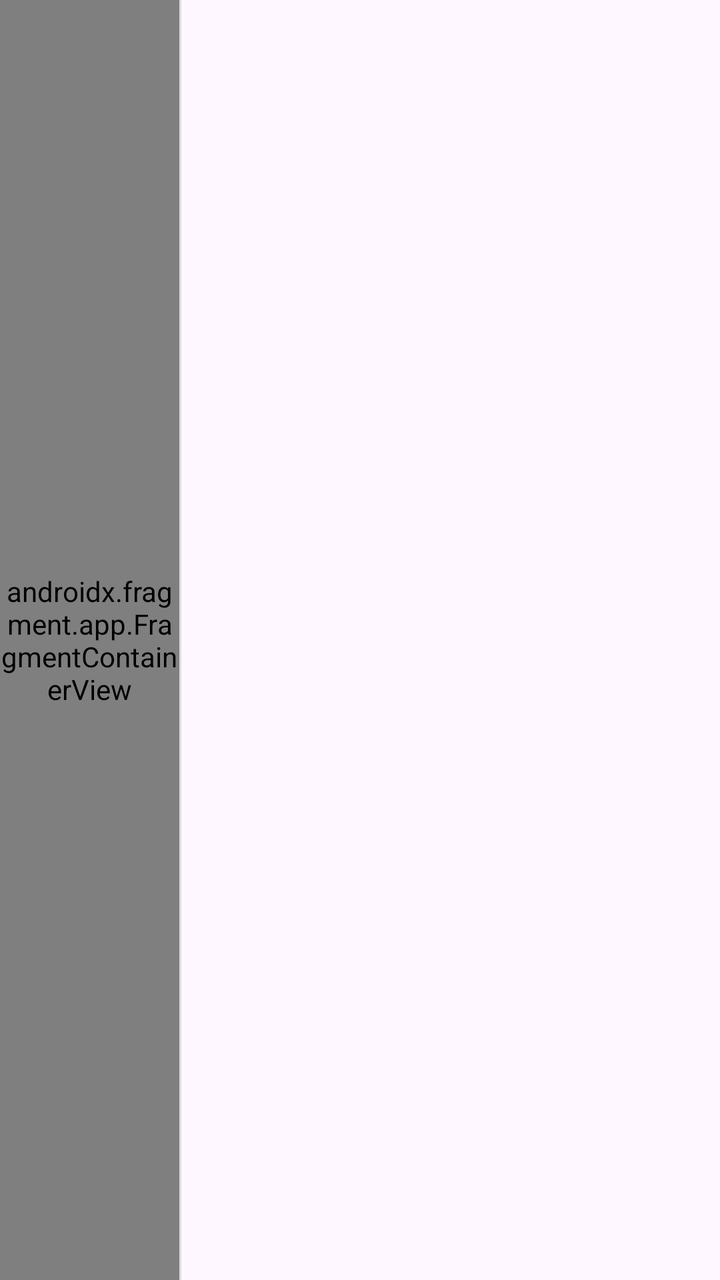
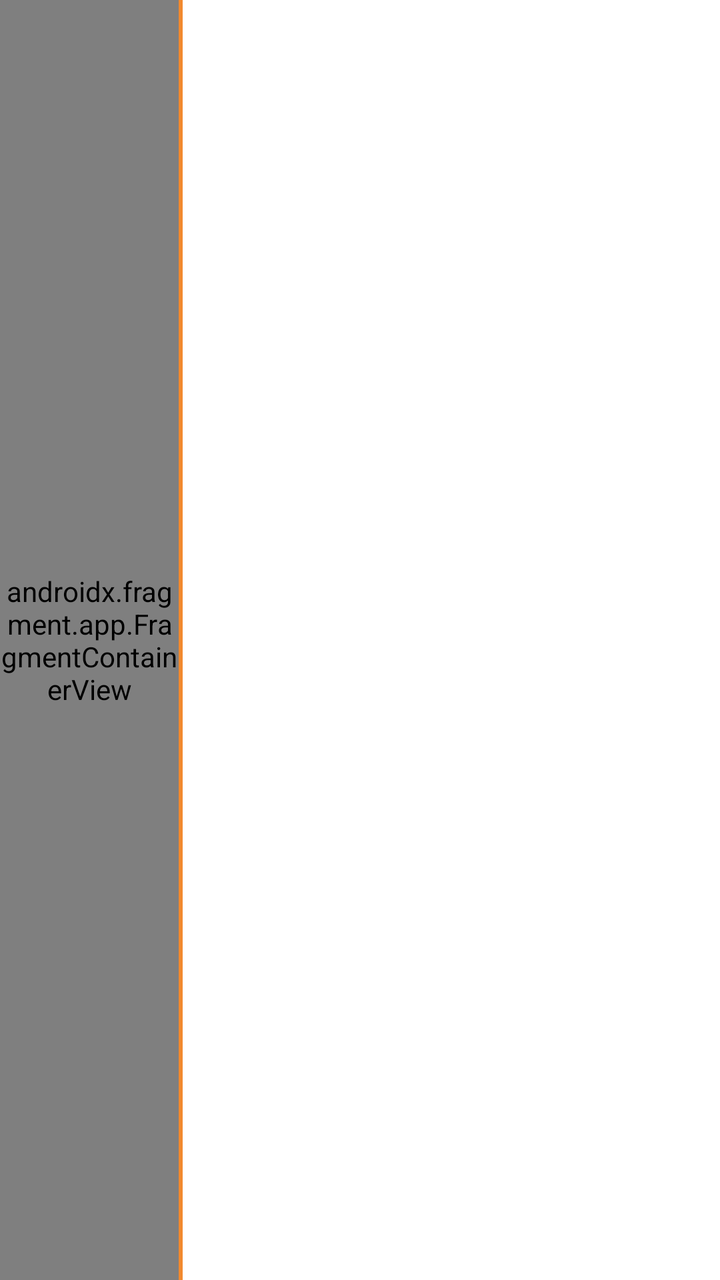

Compare the two renders of this Android layout. The source of the first and the diff that turns it into the second are given below.
<!-- AndroidManifest.xml: application theme Theme.Macroblank -->
<!-- res/layout/activity_main.xml -->
<?xml version="1.0" encoding="utf-8"?>
<LinearLayout xmlns:android="http://schemas.android.com/apk/res/android"
    android:id="@+id/mainLayout"
    android:layout_width="match_parent"
    android:layout_height="match_parent"
    android:fitsSystemWindows="true"
    android:orientation="horizontal">

    <androidx.fragment.app.FragmentContainerView
        android:id="@+id/menuContainer"
        android:name="com.macroblank.app.MenuFragment"
        android:layout_width="0dp"
        android:layout_height="match_parent"
        android:layout_weight="1" />

    <View
        android:id="@+id/divider"
        android:layout_width="1dp"
        android:layout_height="match_parent"
        android:background="#DDDDDD" />

    <androidx.fragment.app.FragmentContainerView
        android:id="@+id/contentContainer"
        android:layout_width="0dp"
        android:layout_height="match_parent"
        android:layout_weight="3" />

</LinearLayout>
<!-- resources referenced by this layout -->
<resources>
  <style name="Theme.Macroblank" parent="Base.Theme.Macroblank" />
  <style name="Base.Theme.Macroblank" parent="Theme.Material3.DayNight.NoActionBar">
          
          
      </style>
</resources>

<!-- the commit's change to res/layout/activity_main.xml (unified diff, before → after) -->
@@ -3,6 +3,7 @@
     android:id="@+id/mainLayout"
     android:layout_width="match_parent"
     android:layout_height="match_parent"
+    android:background="@color/white"
     android:fitsSystemWindows="true"
     android:orientation="horizontal">
 
@@ -15,9 +16,9 @@
 
     <View
         android:id="@+id/divider"
-        android:layout_width="1dp"
+        android:layout_width="2dp"
         android:layout_height="match_parent"
-        android:background="#DDDDDD" />
+        android:background="@color/mb_orange" />
 
     <androidx.fragment.app.FragmentContainerView
         android:id="@+id/contentContainer"
<!-- resource entries referenced after the edit -->
@@ -1,5 +1,7 @@
 <!-- resources referenced by this layout -->
 <resources>
+  <color name="mb_orange">#FFF2892E</color>
+  <color name="white">#FFFFFFFF</color>
   <style name="Theme.Macroblank" parent="Base.Theme.Macroblank" />
   <style name="Base.Theme.Macroblank" parent="Theme.Material3.DayNight.NoActionBar">
           
